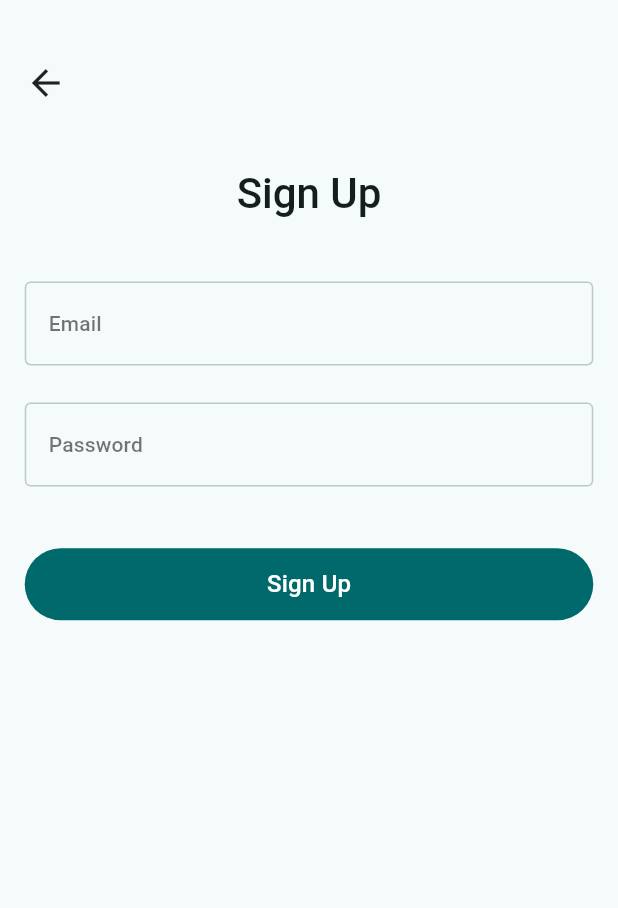
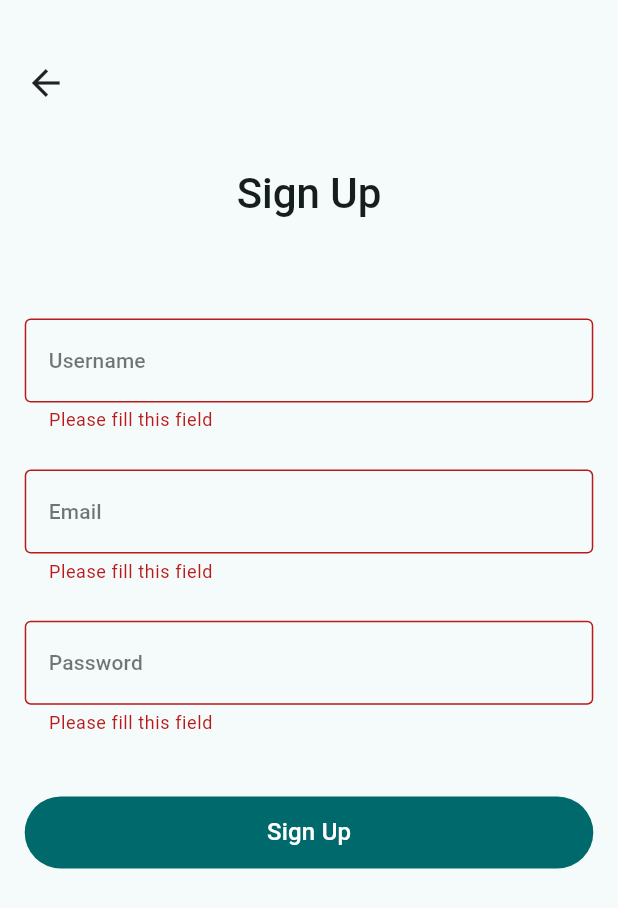
Before and after one commit to saifeddinbahri/dateAi_client_flutter, a Flutter app: the SignUpScreen screen opened directly, after a tap on "Sign Up", on a phone screen of 412 x 824 dp. Shown: the top 908 px of the screen. Run offline on Flutter 3.47's test engine with Material 3 defaults, Android fonts, the phone set to English and light mode, and no system bars; our stand-ins replace camera, email_validator, image_picker, shimmer.

Commit message:
Implement signup api requests

```diff
--- a/lib/main.dart
+++ b/lib/main.dart
@@ -25,7 +25,7 @@ class MyApp extends StatelessWidget {
         ),
         useMaterial3: true,
       ),
-      home: const BottomNav(),
+      home: const LandingScreen(),
     );
   }
 }
--- a/lib/screens/signup/signup_screen.dart
+++ b/lib/screens/signup/signup_screen.dart
@@ -1,3 +1,5 @@
+import 'package:date_ai/services/signup_service.dart';
+import 'package:date_ai/utils/input_validator.dart';
 import 'package:date_ai/utils/screen_padding.dart';
 import 'package:date_ai/utils/screen_size.dart';
 import 'package:date_ai/widgets/inputfield/cusotm_textfield.dart';
@@ -15,6 +17,51 @@ class SignUpScreen extends StatefulWidget {
 
 class _SignUpScreenState extends State<SignUpScreen> {
   final _hidePassword = true;
+  final inputValidator = InputValidator();
+  final signupService = SignupService();
+  final _formKey = GlobalKey<FormState>();
+  bool _loading = false;
+  String? _error;
+  late Map<String, String> data ;
+
+  @override
+  void initState() {
+    // TODO: implement initState
+    super.initState();
+    data = {
+      'name': '',
+      'email':'',
+      'password':'',
+    };
+  }
+
+  void _register() async {
+    setState(() {
+      _loading = true;
+      _error = null;
+    });
+    String? error;
+
+    try {
+      var response = await signupService.execute(data);
+
+      if (!mounted) return;
+
+      if (response.success) {
+        Navigator.pop(context);
+      } else {
+        print(response.error);
+        error = 'Something went wrong, please try again.';
+      }
+    } catch(e) {
+      print(e);
+      error = 'Something went wrong, please try again.';
+    }
+    setState(() {
+      _loading = false;
+      _error = error;
+    });
+  }
 
   @override
   Widget build(BuildContext context) {
@@ -29,6 +76,7 @@ class _SignUpScreenState extends State<SignUpScreen> {
         ),
         child: SingleChildScrollView(
           child: Form(
+            key: _formKey,
             child: Column(
               crossAxisAlignment: CrossAxisAlignment.stretch,
               children: [
@@ -57,26 +105,53 @@ class _SignUpScreenState extends State<SignUpScreen> {
                   ),
                 ),
                 SizedBox(height: screenSize.height * 0.05,),
+                _showError(),
+                SizedBox(height: screenSize.height * 0.03),
                 CustomTextFiled(
+                  onSaved: (String? value){data['name'] = value ?? '';},
+                  validator: inputValidator.validateUsername,
+                  context: context,
+                  labelText: 'Username',
+                ),
+                SizedBox(height: screenSize.height * 0.03),
+                CustomTextFiled(
+                  onSaved: (String? value){data['email'] = value ?? '';},
+                  validator: inputValidator.validateEmail,
                   context: context,
                   labelText: 'Email',
                 ),
                 SizedBox(height: screenSize.height * 0.03),
                 CustomTextFiled(
+                  onSaved: (String? value){data['password'] = value ?? '';},
+                  validator: inputValidator.validatePassword,
                   context: context,
                   labelText: 'Password',
                   obscureText: _hidePassword,
                 ),
                 SizedBox(height: screenSize.height * 0.05),
                 PrimaryButton(
-                  onPressed: (){},
+                  onPressed: _loading ? null : (){
+                    FocusScope.of(context).unfocus();
+                    if (_formKey.currentState!.validate()) {
+                      _formKey.currentState!.save();
+                      _register();
+                    }
+                  },
                   context: context,
-                  child: Text(
-                    'Sign Up',
-                    style: themeHelper.textStyle.titleMedium!.copyWith(
-                        color: Theme.of(context).colorScheme.onPrimary
-                    ),
-                  ),
+                  child: _loading
+                      ? SizedBox(
+                          height: 24,
+                          width: 24,
+                          child: CircularProgressIndicator(
+                              color: themeHelper.colorScheme.onPrimary,
+                            ),
+                      )
+                      : Text(
+                          'Sign Up',
+                          style: themeHelper.textStyle.titleMedium!.copyWith(
+                              color: Theme.of(context).colorScheme.onPrimary
+                          ),
+                        ),
                 ),
               ],
             ),
@@ -85,4 +160,18 @@ class _SignUpScreenState extends State<SignUpScreen> {
       ),
     );
   }
+
+  Widget _showError() {
+    final theme = ThemeHelper(context);
+    if (_error != null) {
+      return Text(
+        _error!,
+        textAlign: TextAlign.center,
+        style: theme.textStyle.bodyMedium!.copyWith(
+          color: theme.colorScheme.error
+        ),
+      );
+    }
+    return const SizedBox();
+  }
 }
--- /dev/null
+++ b/lib/services/config.dart
@@ -0,0 +1,3 @@
+class Config {
+  static const String uri = '192.168.1.13:3000';
+}
--- /dev/null
+++ b/lib/utils/api/api_response.dart
@@ -0,0 +1,8 @@
+class ApiResponse {
+  final dynamic data;
+  final String? error;
+
+  ApiResponse({this.data, this.error});
+
+  bool get success => error == null;
+}
--- /dev/null
+++ b/lib/utils/input_validator.dart
@@ -0,0 +1,32 @@
+import 'package:email_validator/email_validator.dart';
+
+class InputValidator {
+
+  final _emptyStringError = 'Please fill this field';
+
+  String? validateEmail(String? email) {
+    if (email == null || email.isEmpty) {
+      return _emptyStringError;
+    } else if (EmailValidator.validate(email)) {
+      return null;
+    }
+    return 'Invalid email';
+  }
+
+  String? validateUsername(String? name) {
+    if (name == null || name.isEmpty) {
+      return _emptyStringError;
+    }
+    return null;
+  }
+
+  String? validatePassword(String? password) {
+    if (password == null || password.isEmpty) {
+      return _emptyStringError;
+    } else if (password.length < 8) {
+      return "Password can't be less than 8 characters";
+    }
+    return null;
+  }
+
+}
--- a/lib/widgets/inputfield/cusotm_textfield.dart
+++ b/lib/widgets/inputfield/cusotm_textfield.dart
@@ -10,6 +10,7 @@ class CustomTextFiled extends TextFormField {
    super.obscureText,
    super.validator,
    required BuildContext context,
+   super.onSaved,
 }): super(
    decoration: InputDecoration(
      enabledBorder: OutlineInputBorder(
@@ -23,6 +24,16 @@ class CustomTextFiled extends TextFormField {
          width: 2,
        ),
      ),
+     errorBorder: OutlineInputBorder(
+         borderSide: BorderSide(
+             color: Theme.of(context).colorScheme.error
+         )
+     ),
+     focusedErrorBorder: OutlineInputBorder(
+         borderSide: BorderSide(
+             color: Theme.of(context).colorScheme.error
+         )
+     ),
      labelText: labelText,
      labelStyle: Theme.of(context).textTheme.labelLarge!.copyWith(
          color: Colors.black54
--- a/pubspec.yaml
+++ b/pubspec.yaml
@@ -39,6 +39,8 @@ dependencies:
   path_provider: ^2.1.5
   path: ^1.9.0
   image_picker: ^1.1.2
+  email_validator: ^3.0.0
+  http: ^1.2.2
 
 dev_dependencies:
   flutter_test:
```
Also changed, not shown: lib/services/login_service.dart (added, +18 -0 lines), lib/services/signup_service.dart (added, +18 -0 lines), lib/widgets/buttons/primary_button.dart (+5 -5 lines), pubspec.lock, 1 other file.
